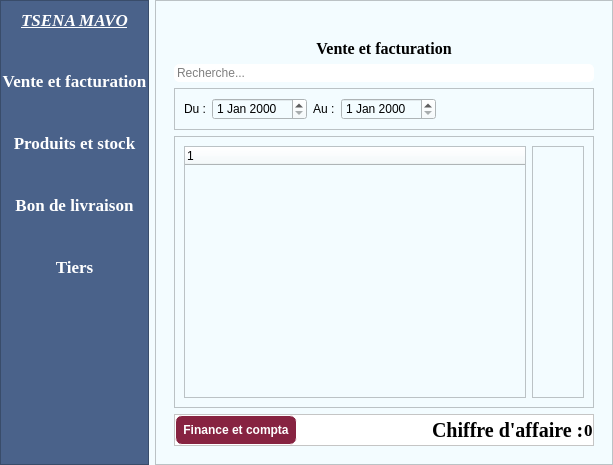
Above: app.ui from Totelof10/tsena before the change. Below: the same form after it.
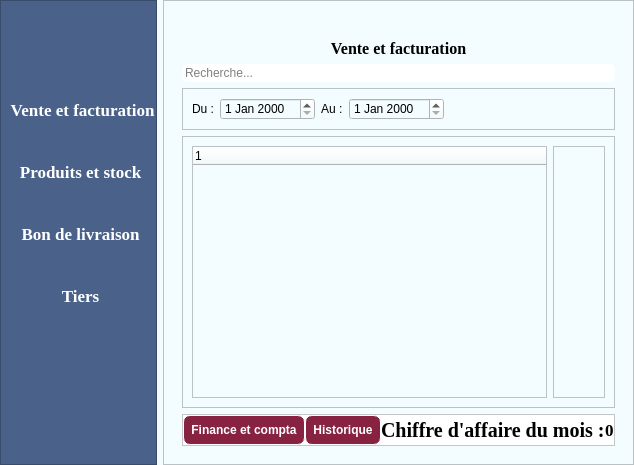
That is the form after the change. The open tabs and pages were chosen to show the change. Icons and pictures are not drawn. Custom widgets are drawn as their Qt base class.

Diff of the .ui file:
```diff
--- a/app.ui
+++ b/app.ui
@@ -34,13 +34,14 @@
     <number>0</number>
    </property>
    <item>
-    <widget class="QFrame" name="frame">
+    <widget class="AnimatedHidableFrame" name="animatedNavbar">
      <property name="styleSheet">
       <string notr="true">QFrame{
 	background-color:#4A628A;
 }
 QPushButton{
 	border: 1px solid #4A628A;
+	border-radius: 3px;
 	background-color: #4A628A;
 	color: white;
 }
@@ -74,26 +75,17 @@
        <number>9</number>
       </property>
       <item>
-       <widget class="QLabel" name="label">
-        <property name="font">
-         <font>
-          <family>Times New Roman</family>
-          <pointsize>13</pointsize>
-          <italic>true</italic>
-          <bold>true</bold>
-          <underline>true</underline>
-         </font>
+       <spacer name="verticalSpacer_5">
+        <property name="orientation">
+         <enum>Qt::Orientation::Vertical</enum>
         </property>
-        <property name="styleSheet">
-         <string notr="true">color: white;</string>
+        <property name="sizeHint" stdset="0">
+         <size>
+          <width>20</width>
+          <height>40</height>
+         </size>
         </property>
-        <property name="text">
-         <string>TSENA MAVO</string>
-        </property>
-        <property name="alignment">
-         <set>Qt::AlignmentFlag::AlignCenter</set>
-        </property>
-       </widget>
+       </spacer>
       </item>
       <item>
        <widget class="QPushButton" name="btnPageVente">
@@ -105,7 +97,11 @@
          </font>
         </property>
         <property name="text">
-         <string>Vente et facturation</string>
+         <string>  Vente et facturation</string>
+        </property>
+        <property name="icon">
+         <iconset resource="ressource.qrc">
+          <normaloff>:/Downloads/CartoBMW/img/bouton-daccueil (1).png</normaloff>:/Downloads/CartoBMW/img/bouton-daccueil (1).png</iconset>
         </property>
        </widget>
       </item>
@@ -119,7 +115,11 @@
          </font>
         </property>
         <property name="text">
-         <string>Produits et stock</string>
+         <string> Produits et stock</string>
+        </property>
+        <property name="icon">
+         <iconset resource="ressource.qrc">
+          <normaloff>:/Downloads/CartoBMW/img/traits.png</normaloff>:/Downloads/CartoBMW/img/traits.png</iconset>
         </property>
        </widget>
       </item>
@@ -133,7 +133,11 @@
          </font>
         </property>
         <property name="text">
-         <string>Bon de livraison</string>
+         <string> Bon de livraison</string>
+        </property>
+        <property name="icon">
+         <iconset resource="ressource.qrc">
+          <normaloff>:/Downloads/CartoBMW/img/livraison-rapide.png</normaloff>:/Downloads/CartoBMW/img/livraison-rapide.png</iconset>
         </property>
        </widget>
       </item>
@@ -147,7 +151,11 @@
          </font>
         </property>
         <property name="text">
-         <string>Tiers</string>
+         <string> Tiers</string>
+        </property>
+        <property name="icon">
+         <iconset resource="ressource.qrc">
+          <normaloff>:/Downloads/CartoBMW/img/manager-avec-tie.png</normaloff>:/Downloads/CartoBMW/img/manager-avec-tie.png</iconset>
         </property>
        </widget>
       </item>
@@ -364,7 +372,13 @@
             </property>
             <layout class="QHBoxLayout" name="horizontalLayout">
              <item>
-              <widget class="QTreeWidget" name="treeVente"/>
+              <widget class="QTreeWidget" name="treeVente">
+               <column>
+                <property name="text">
+                 <string notr="true">1</string>
+                </property>
+               </column>
+              </widget>
              </item>
              <item>
               <widget class="QFrame" name="frame_2">
@@ -444,6 +458,20 @@
                   </property>
                  </widget>
                 </item>
+                <item>
+                 <widget class="QPushButton" name="btnMettreDansHistorique">
+                  <property name="cursor">
+                   <cursorShape>PointingHandCursor</cursorShape>
+                  </property>
+                  <property name="styleSheet">
+                   <string notr="true">image: url(:/Downloads/CartoBMW/img/euro (1).png);
+border: none;</string>
+                  </property>
+                  <property name="text">
+                   <string/>
+                  </property>
+                 </widget>
+                </item>
                 <item>
                  <spacer name="verticalSpacer_2">
                   <property name="orientation">
@@ -517,6 +545,33 @@
                </property>
               </widget>
              </item>
+             <item>
+              <widget class="QPushButton" name="btnHistorique">
+               <property name="font">
+                <font>
+                 <bold>true</bold>
+                </font>
+               </property>
+               <property name="cursor">
+                <cursorShape>PointingHandCursor</cursorShape>
+               </property>
+               <property name="styleSheet">
+                <string notr="true">QPushButton{
+	border: 1px solid white;
+	border-radius: 7px;
+	background-color: #872341;
+	color:white;
+	padding: 7px;
+}
+QPushButton:hover{
+	background-color: #BE3144;
+}</string>
+               </property>
+               <property name="text">
+                <string>Historique</string>
+               </property>
+              </widget>
+             </item>
              <item>
               <spacer name="horizontalSpacer_3">
                <property name="orientation">
@@ -540,7 +595,7 @@
                 </font>
                </property>
                <property name="text">
-                <string>Chiffre d'affaire :</string>
+                <string>Chiffre d'affaire du mois :</string>
                </property>
               </widget>
              </item>
@@ -1187,6 +1242,14 @@
    </item>
   </layout>
  </widget>
+ <customwidgets>
+  <customwidget>
+   <class>AnimatedHidableFrame</class>
+   <extends>QFrame</extends>
+   <header>animatedhidableframe.h</header>
+   <container>1</container>
+  </customwidget>
+ </customwidgets>
  <resources>
   <include location="ressource.qrc"/>
  </resources>
```
Left out of the diff: 30 changed lines with no effect on the pictures.
